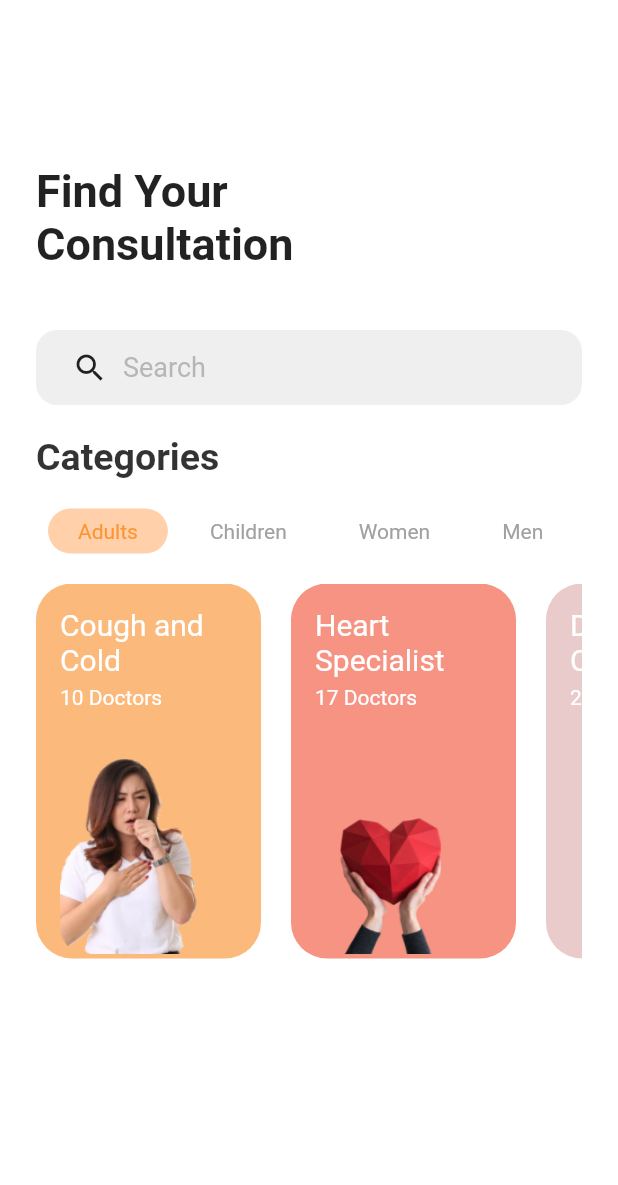
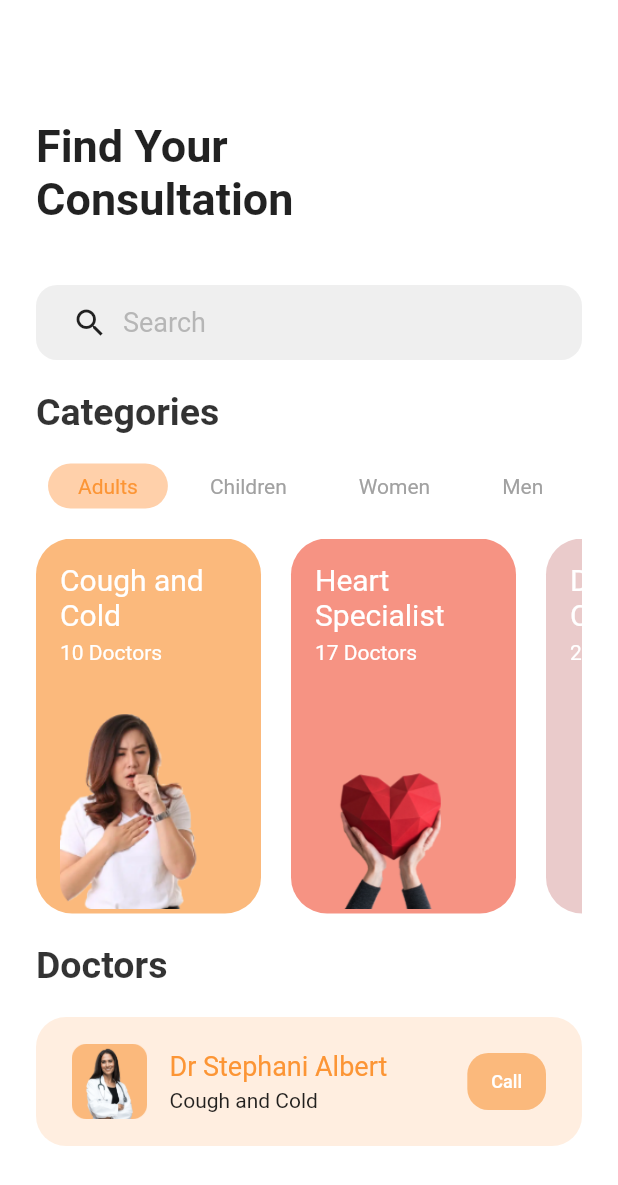
Before and after one commit to gfyre/doctors, a Flutter app: the screen it shows after launch, on a phone screen of 412 x 824 dp. Shown: the top 1185 px of the screen. Run offline on Flutter 3.47's test engine with Material 2 defaults, Android fonts, the phone set to English and light mode, and no system bars.

Commit message:
Completed the "Doctors" section

```diff
--- a/lib/views/home.dart
+++ b/lib/views/home.dart
@@ -29,7 +29,7 @@ class _HomePageState extends State<HomePage> {
     return Scaffold(
       body: Container(
         color: Colors.white,
-        padding: EdgeInsets.symmetric(vertical: 50, horizontal: 24),
+        padding: EdgeInsets.symmetric(vertical: 20, horizontal: 24),
         child: Column(
           crossAxisAlignment: CrossAxisAlignment.start,
           children: [
@@ -109,6 +109,18 @@ class _HomePageState extends State<HomePage> {
                     );
                   }),
             ),
+            SizedBox(
+              height: 20,
+            ),
+            Text(
+              'Doctors',
+              style: TextStyle(
+                  color: Colors.black87.withOpacity(0.8),
+                  fontSize: 25,
+                  fontWeight: FontWeight.w600),
+            ),
+            SizedBox(height: 20),
+            DoctorsTile(),
           ],
         ),
       ),
@@ -211,3 +223,60 @@ class SpecialistTile extends StatelessWidget {
         ));
   }
 }
+
+class DoctorsTile extends StatelessWidget {
+  @override
+  Widget build(BuildContext context) {
+    return Container(
+      decoration: BoxDecoration(
+        color: Color(0xffFFEEE0),
+        borderRadius: BorderRadius.circular(20),
+      ),
+      padding: EdgeInsets.symmetric(
+        horizontal: 24,
+        vertical: 18,
+      ),
+      child: Row(
+        children: [
+          Image.asset(
+            "assets/doctor_pic.png",
+            height: 50,
+          ),
+          SizedBox(width: 15),
+          Column(
+            crossAxisAlignment: CrossAxisAlignment.start,
+            children: [
+              Text(
+                "Dr Stephani Albert",
+                style: TextStyle(
+                  color: Color(0xffFC9535),
+                  fontSize: 18,
+                ),
+              ),
+              SizedBox(height: 4),
+              Text("Cough and Cold"),
+            ],
+          ),
+          Spacer(),
+          Container(
+            padding: EdgeInsets.symmetric(
+              horizontal: 16,
+              vertical: 12,
+            ),
+            decoration: BoxDecoration(
+                color: Color(0xffFBB97C),
+                borderRadius: BorderRadius.circular(14)),
+            child: Text(
+              "Call",
+              style: TextStyle(
+                color: Colors.white,
+                fontSize: 12,
+                fontWeight: FontWeight.w500,
+              ),
+            ),
+          ),
+        ],
+      ),
+    );
+  }
+}
```
